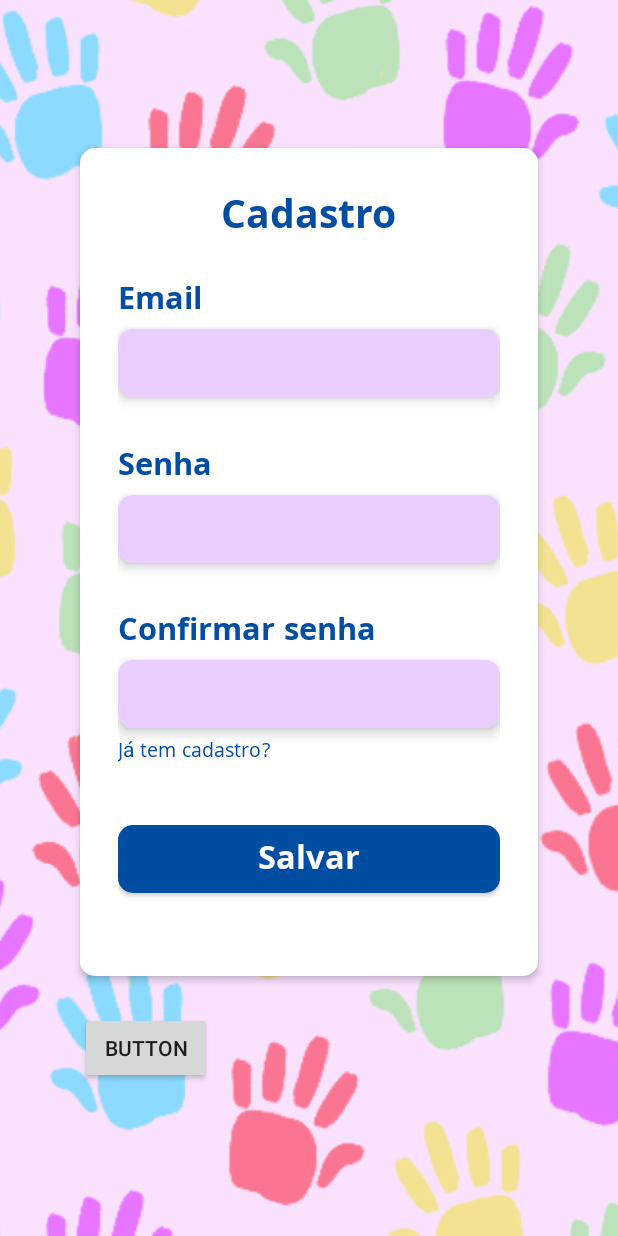
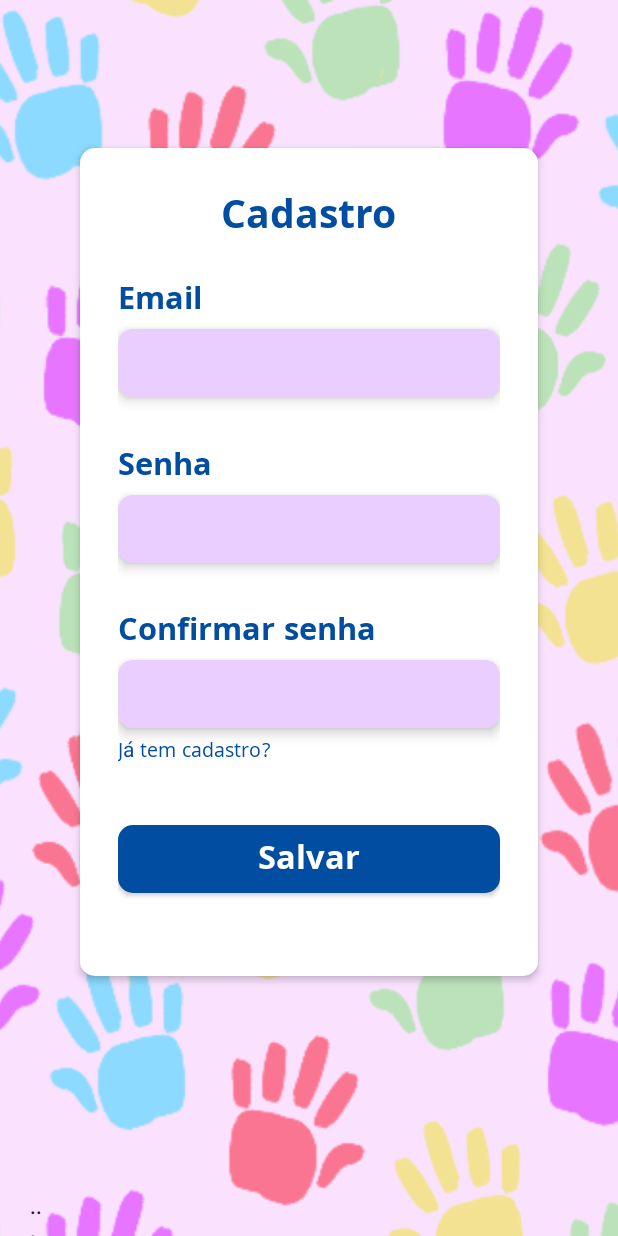
Before and after one commit to novaisarley/PalmPlay, an Android app: the RegisterActivity screen opened directly, with no data from a screen before it, on a phone screen of 412 x 824 dp. Run offline under Robolectric (Android 15) with nearby library versions, the phone set to English and light mode, and no system bars; our stand-ins replace Room's generated code.

Commit message:
Update register layout

```diff
--- a/app/src/main/res/layout/activity_register.xml
+++ b/app/src/main/res/layout/activity_register.xml
@@ -236,12 +236,16 @@
 
     <Button
         android:id="@+id/buttonUwsers"
-        android:layout_width="wrap_content"
-        android:layout_height="wrap_content"
-        android:layout_marginTop="24dp"
-        android:text="Button"
-        app:layout_constraintStart_toStartOf="@+id/guideline3"
-        app:layout_constraintTop_toTopOf="@+id/guideline2" />
+        android:layout_width="50dp"
+        android:layout_height="30dp"
+        android:text="..."
+        android:paddingHorizontal="20dp"
+        android:background="@android:color/transparent"
+        android:textAlignment="viewStart"
+        app:layout_constraintBottom_toBottomOf="parent"
+        app:layout_constraintStart_toStartOf="parent"
+        app:layout_constraintTop_toTopOf="@+id/guideline2"
+        app:layout_constraintVertical_bias="1.0" />
 
 
 </androidx.constraintlayout.widget.ConstraintLayout>
```
